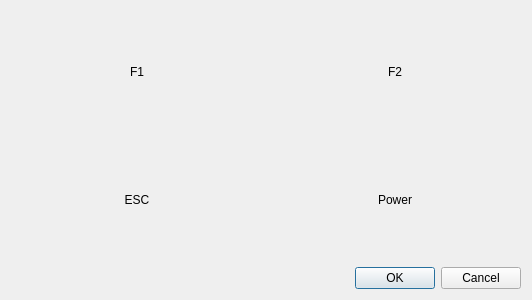
Old version of the form keyboardtestdialog.ui in the repository qy-tech/QFactoryTest.
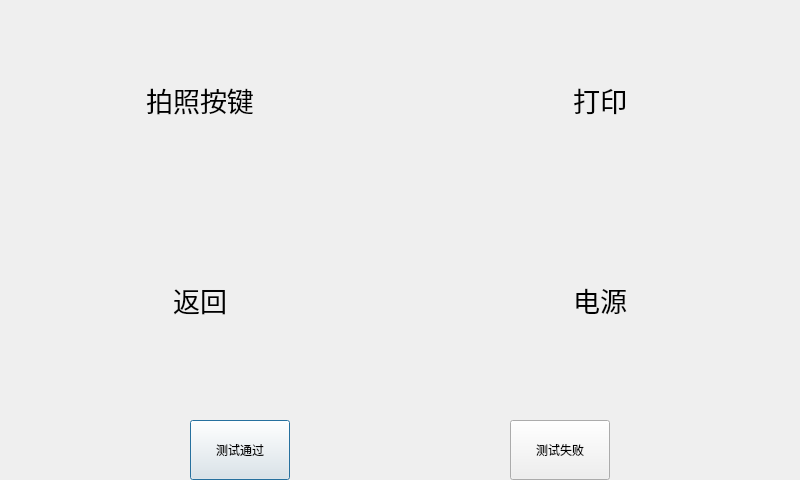
New version of the form.

```diff
--- a/keyboardtestdialog.ui
+++ b/keyboardtestdialog.ui
@@ -6,92 +6,153 @@
    <rect>
     <x>0</x>
     <y>0</y>
-    <width>532</width>
-    <height>300</height>
+    <width>800</width>
+    <height>480</height>
    </rect>
   </property>
   <property name="windowTitle">
    <string>Keyboard Test</string>
   </property>
-  <layout class="QGridLayout" name="gridLayout">
-   <item row="0" column="0">
     <widget class="QLabel" name="label_F1">
+   <property name="geometry">
+    <rect>
+     <x>0</x>
+     <y>0</y>
+     <width>400</width>
+     <height>200</height>
+    </rect>
+   </property>
      <property name="sizePolicy">
       <sizepolicy hsizetype="Expanding" vsizetype="Expanding">
        <horstretch>0</horstretch>
        <verstretch>0</verstretch>
       </sizepolicy>
      </property>
+   <property name="font">
+    <font>
+     <pointsize>20</pointsize>
+    </font>
+   </property>
      <property name="text">
-      <string>F1</string>
+    <string>拍照按键</string>
      </property>
      <property name="alignment">
       <set>Qt::AlignCenter</set>
      </property>
     </widget>
-   </item>
-   <item row="0" column="1">
     <widget class="QLabel" name="label_F2">
+   <property name="geometry">
+    <rect>
+     <x>400</x>
+     <y>0</y>
+     <width>400</width>
+     <height>200</height>
+    </rect>
+   </property>
      <property name="sizePolicy">
       <sizepolicy hsizetype="Expanding" vsizetype="Expanding">
        <horstretch>0</horstretch>
        <verstretch>0</verstretch>
       </sizepolicy>
      </property>
+   <property name="font">
+    <font>
+     <pointsize>20</pointsize>
+    </font>
+   </property>
      <property name="text">
-      <string>F2</string>
+    <string>打印</string>
      </property>
      <property name="alignment">
       <set>Qt::AlignCenter</set>
      </property>
     </widget>
-   </item>
-   <item row="1" column="0">
     <widget class="QLabel" name="label_esc">
+   <property name="geometry">
+    <rect>
+     <x>0</x>
+     <y>200</y>
+     <width>400</width>
+     <height>200</height>
+    </rect>
+   </property>
      <property name="sizePolicy">
       <sizepolicy hsizetype="Expanding" vsizetype="Expanding">
        <horstretch>0</horstretch>
        <verstretch>0</verstretch>
       </sizepolicy>
      </property>
+   <property name="font">
+    <font>
+     <pointsize>20</pointsize>
+    </font>
+   </property>
      <property name="styleSheet">
       <string notr="true"/>
      </property>
      <property name="text">
-      <string>ESC</string>
+    <string>返回</string>
      </property>
      <property name="alignment">
       <set>Qt::AlignCenter</set>
      </property>
     </widget>
-   </item>
-   <item row="1" column="1">
     <widget class="QLabel" name="label_power">
+   <property name="geometry">
+    <rect>
+     <x>400</x>
+     <y>200</y>
+     <width>400</width>
+     <height>200</height>
+    </rect>
+   </property>
      <property name="sizePolicy">
       <sizepolicy hsizetype="Expanding" vsizetype="Expanding">
        <horstretch>0</horstretch>
        <verstretch>0</verstretch>
       </sizepolicy>
      </property>
+   <property name="font">
+    <font>
+     <pointsize>20</pointsize>
+    </font>
+   </property>
      <property name="styleSheet">
       <string notr="true"/>
      </property>
      <property name="text">
-      <string>Power</string>
+    <string>电源</string>
      </property>
      <property name="alignment">
       <set>Qt::AlignCenter</set>
      </property>
     </widget>
-   </item>
-   <item row="2" column="1">
-    <widget class="QDialogButtonBox" name="buttonBox">
-     <property name="standardButtons">
-      <set>QDialogButtonBox::Cancel|QDialogButtonBox::Ok</set>
-     </property>
-    </widget>
-   </item>
-  </layout>
+  <widget class="QPushButton" name="okButton">
+   <property name="geometry">
+    <rect>
+     <x>190</x>
+     <y>420</y>
+     <width>100</width>
+     <height>60</height>
+    </rect>
+   </property>
+   <property name="text">
+    <string>测试通过</string>
+   </property>
+  </widget>
+  <widget class="QPushButton" name="failedButton">
+   <property name="geometry">
+    <rect>
+     <x>510</x>
+     <y>420</y>
+     <width>100</width>
+     <height>60</height>
+    </rect>
+   </property>
+   <property name="text">
+    <string>测试失败</string>
+   </property>
+  </widget>
  </widget>
  <resources/>
  <connections>
```
Left out of the diff: 35 changed lines with no effect on the pictures. Lines whose indentation alone changed are shown as unchanged.
